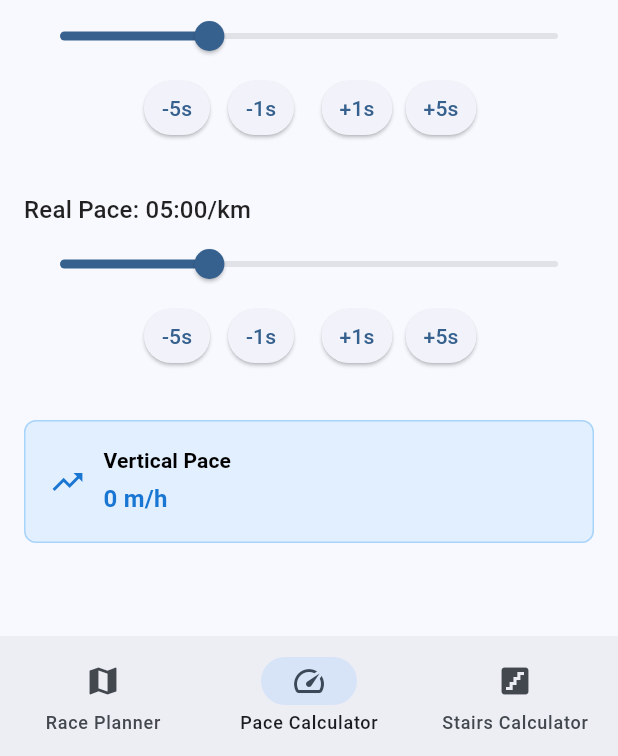
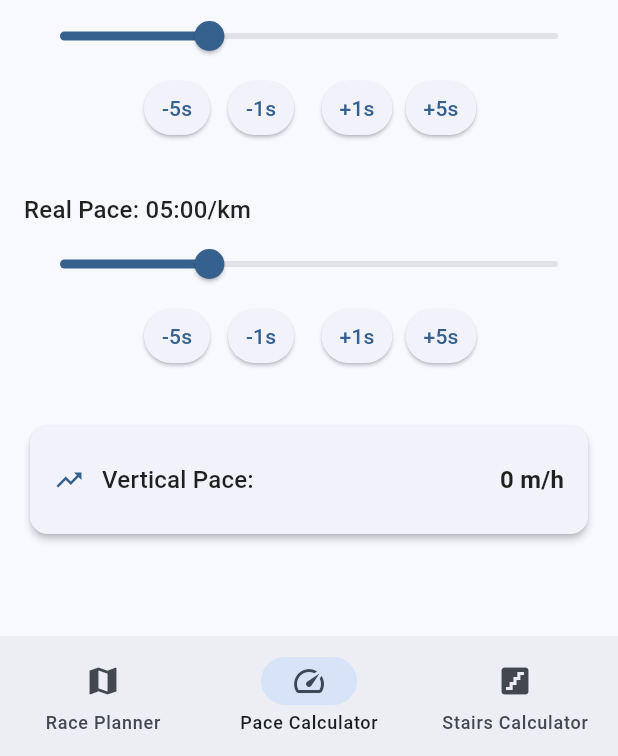
Before and after one commit to thekrisjones/grade-adjust, a Flutter app: the screen it shows after launch, item 2 of the bottom bar chosen, on a phone screen of 412 x 824 dp, the part 480-1236 px from its top. Run offline on Flutter 3.47's test engine with Material 3 defaults, Android fonts, the phone set to English and light mode, and no system bars; our stand-ins replace file_picker, fl_chart, flutter_map, latlong2; missing offline and left inert: excel, flutter_map_cancellable_tile_provider, gpx.

```diff
--- a/lib/screens/pace_calculator_screen.dart
+++ b/lib/screens/pace_calculator_screen.dart
@@ -194,7 +194,7 @@ class _PaceCalculatorScreenState extends State<PaceCalculatorScreen> {
     double speedKmPerHour = secsPerHour / realPaceSeconds;
 
     // Calculate vertical speed in m/h
-    double verticalPaceMetersPerHour = (speedKmPerHour / 100) * gradient * 1000;
+    double verticalPaceMetersPerHour = speedKmPerHour * gradient * 10;
 
     // Convert to ft/h if necessary
     if (selectedUnit == PaceUnit.minPerMile || selectedUnit == PaceUnit.mph) {
@@ -625,40 +625,18 @@ class _PaceCalculatorScreenState extends State<PaceCalculatorScreen> {
               ),
               const SizedBox(height: 32),
 
-              // Vertical Pace Display
-              Container(
-                decoration: BoxDecoration(
-                  color: Colors.blue.withOpacity(0.1),
-                  borderRadius: BorderRadius.circular(8),
-                  border: Border.all(color: Colors.blue.withOpacity(0.3)),
-                ),
-                padding: const EdgeInsets.all(16),
-                child: Row(
-                  children: [
-                    Icon(Icons.trending_up, color: Colors.blue.shade700),
-                    const SizedBox(width: 12),
-                    Expanded(
-                      child: Column(
-                        crossAxisAlignment: CrossAxisAlignment.start,
-                        children: [
-                          Text(
-                            'Vertical Pace',
-                            style: Theme.of(context).textTheme.titleSmall?.copyWith(
-                              fontWeight: FontWeight.bold,
-                            ),
-                          ),
-                          const SizedBox(height: 4),
-                          Text(
-                            '${calculateVerticalPace().toStringAsFixed(0)} ${selectedUnit == PaceUnit.minPerMile || selectedUnit == PaceUnit.mph ? 'ft/h' : 'm/h'}',
-                            style: Theme.of(context).textTheme.titleMedium?.copyWith(
-                              color: Colors.blue.shade700,
-                              fontWeight: FontWeight.bold,
-                            ),
-                          ),
-                        ],
-                      ),
-                    ),
-                  ],
+              // Results Display (using Card and _buildResultRow for consistency)
+              Card(
+                elevation: 2,
+                child: Padding(
+                  padding: const EdgeInsets.all(16.0),
+                  child: _buildResultRow(
+                    icon: Icons.trending_up,
+                    label: 'Vertical Pace',
+                    value: calculateVerticalPace().toStringAsFixed(0),
+                    unit: selectedUnit == PaceUnit.minPerMile || selectedUnit == PaceUnit.mph ? 'ft/h' : 'm/h',
+                    context: context,
+                  ),
                 ),
               ),
             ],
@@ -667,4 +645,29 @@ class _PaceCalculatorScreenState extends State<PaceCalculatorScreen> {
       ),
     );
   }
+
+  // Helper to build result rows for consistent styling (copied from Stairs)
+  Widget _buildResultRow({
+    required IconData icon,
+    required String label,
+    required String value,
+    required String unit,
+    required BuildContext context,
+  }) {
+    return Padding(
+      padding: const EdgeInsets.symmetric(vertical: 8.0),
+      child: Row(
+        children: [
+          Icon(icon, color: Theme.of(context).colorScheme.primary, size: 20),
+          const SizedBox(width: 12),
+          Text('$label:', style: Theme.of(context).textTheme.titleMedium),
+          const Spacer(),
+          Text(
+            '$value $unit',
+            style: Theme.of(context).textTheme.titleMedium?.copyWith(fontWeight: FontWeight.bold),
+          ),
+        ],
+      ),
+    );
+  }
 }
--- a/lib/screens/stairs_calculator_screen.dart
+++ b/lib/screens/stairs_calculator_screen.dart
@@ -268,11 +268,6 @@ class _StairsCalculatorScreenState extends State<StairsCalculatorScreen> {
               const SizedBox(height: 32),
 
               // Results Section
-              Text(
-                'Results',
-                style: Theme.of(context).textTheme.headlineSmall?.copyWith(fontWeight: FontWeight.bold),
-              ),
-              const SizedBox(height: 16),
               Card(
                 elevation: 2,
                 child: Padding(
```
Also changed, not shown: lib/screens/route_analyzer_screen.dart (+124 -110 lines).
